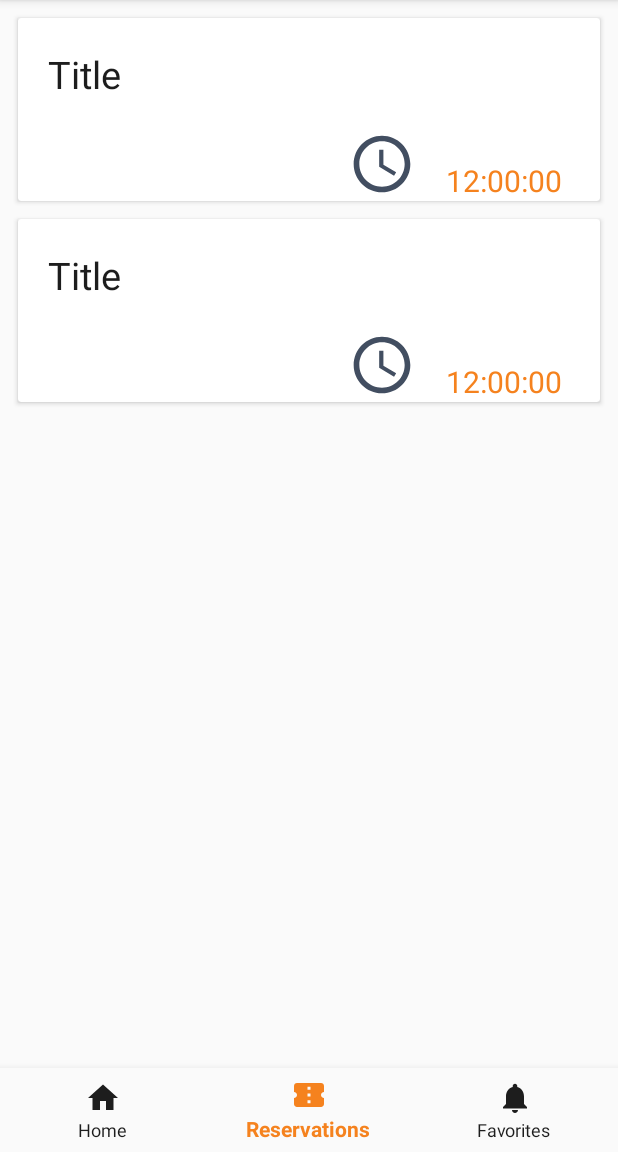
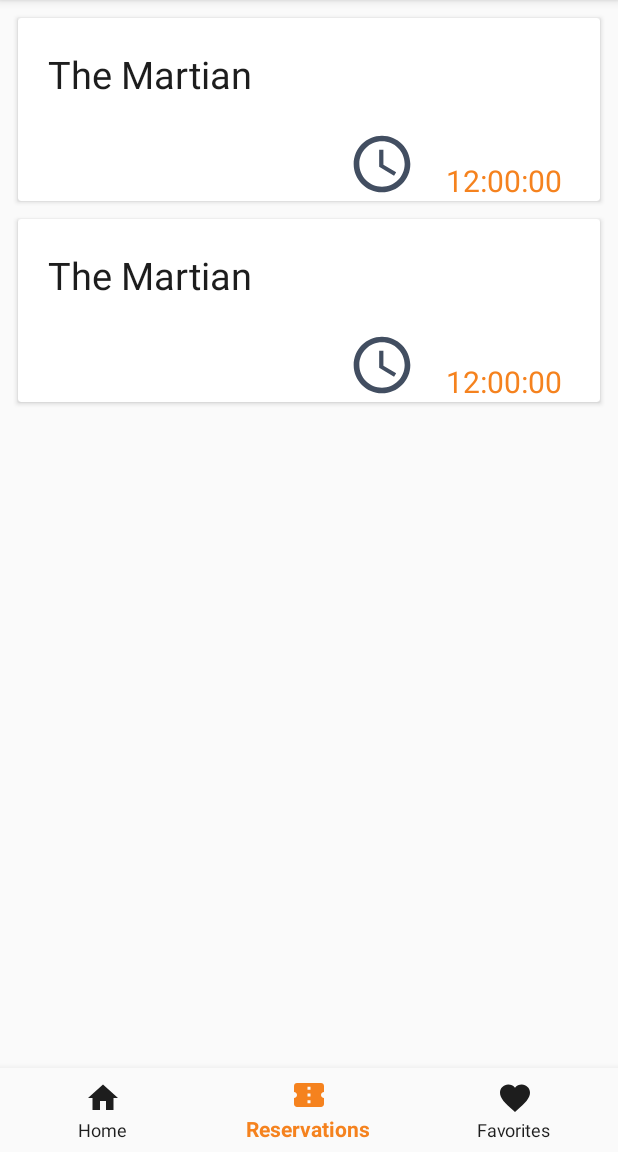
Before and after one commit to cherryDevBomb/CinemaApp, an Android app: the screen it shows after launch (MainActivity), item 2 of the bottom bar chosen, on a phone screen of 412 x 824 dp, the part 84-1236 px from its top. Run offline under Robolectric (Android 15) with nearby library versions, the phone set to English and light mode, and no system bars.

Commit message:
favorites icon in bottombar changed

```diff
--- a/app/src/main/java/com/example/cinemaapp/view/ReservationPage.java
+++ b/app/src/main/java/com/example/cinemaapp/view/ReservationPage.java
@@ -47,7 +47,7 @@
     private List<Reservation> testListReservation() {
 
 
-        Film film = new Film("The Martian", "Adventure", "An astronaut becomes stranded on Mars after his team assume him dead, and must rely on his ingenuity to find a way to signal to Earth that he is alive. ", 8.0, "martian");
+        Film film = new Film("The Martian", "Adventure", "An astronaut becomes stranded on Mars after his team assume him dead, and must rely on his ingenuity to find a way to signal to Earth that he is alive. ", 8.0, R.drawable.martian);
         Time time = new Time(12, 0, 0);
         List<Reservation> reservationList = Arrays.asList(new Reservation(film, time, "qrCode"), new Reservation(film, time, "qrCode"));
 
--- a/app/src/main/res/drawable/ic_favorite_black_24dp.xml
+++ b/app/src/main/res/drawable/ic_favorite_black_24dp.xml
@@ -1,5 +1,9 @@
-<vector android:height="35dp" android:tint="#E70000"
-    android:viewportHeight="24.0" android:viewportWidth="24.0"
-    android:width="35dp" xmlns:android="http://schemas.android.com/apk/res/android">
-    <path android:fillColor="#FF000000" android:pathData="M12,21.35l-1.45,-1.32C5.4,15.36 2,12.28 2,8.5 2,5.42 4.42,3 7.5,3c1.74,0 3.41,0.81 4.5,2.09C13.09,3.81 14.76,3 16.5,3 19.58,3 22,5.42 22,8.5c0,3.78 -3.4,6.86 -8.55,11.54L12,21.35z"/>
+<vector xmlns:android="http://schemas.android.com/apk/res/android"
+        android:width="24dp"
+        android:height="24dp"
+        android:viewportWidth="24.0"
+        android:viewportHeight="24.0">
+    <path
+        android:fillColor="#FF000000"
+        android:pathData="M12,21.35l-1.45,-1.32C5.4,15.36 2,12.28 2,8.5 2,5.42 4.42,3 7.5,3c1.74,0 3.41,0.81 4.5,2.09C13.09,3.81 14.76,3 16.5,3 19.58,3 22,5.42 22,8.5c0,3.78 -3.4,6.86 -8.55,11.54L12,21.35z"/>
 </vector>
--- /dev/null
+++ b/app/src/main/res/drawable/ic_favorite_red_35dp.xml
@@ -0,0 +1,5 @@
+<vector android:height="35dp" android:tint="#E70000"
+    android:viewportHeight="24.0" android:viewportWidth="24.0"
+    android:width="35dp" xmlns:android="http://schemas.android.com/apk/res/android">
+    <path android:fillColor="#FF000000" android:pathData="M12,21.35l-1.45,-1.32C5.4,15.36 2,12.28 2,8.5 2,5.42 4.42,3 7.5,3c1.74,0 3.41,0.81 4.5,2.09C13.09,3.81 14.76,3 16.5,3 19.58,3 22,5.42 22,8.5c0,3.78 -3.4,6.86 -8.55,11.54L12,21.35z"/>
+</vector>
--- a/app/src/main/res/layout/film_card.xml
+++ b/app/src/main/res/layout/film_card.xml
@@ -8,7 +8,6 @@
     android:layout_marginStart="8dp"
     android:layout_marginTop="8dp"
     android:layout_marginBottom="8dp"
-    android:background="@drawable/comment_selection"
     >
 
     <RelativeLayout
@@ -31,6 +30,8 @@
             android:layout_marginStart="16dp"
             android:layout_marginLeft="16dp"
             android:layout_marginTop="8dp"
+            android:layout_marginRight="16dp"
+            android:layout_marginEnd="16dp"
             android:ellipsize="end"
             android:maxLines="1"
             android:text="Title"
@@ -235,7 +236,7 @@
                 android:layout_marginTop="16dp"
                 android:background="@android:color/transparent"
                 android:text=""
-                android:drawableRight="@drawable/ic_favorite_border_black_24dp"
+                android:drawableRight="@drawable/ic_favorite_border_black_35dp"
                 />
 
         </RelativeLayout>
--- a/app/src/main/res/menu/navigation.xml
+++ b/app/src/main/res/menu/navigation.xml
@@ -13,7 +13,7 @@
 
     <item
         android:id="@+id/navigation_notifications"
-        android:icon="@drawable/ic_notifications_black_24dp"
+        android:icon="@drawable/ic_favorite_black_24dp"
         android:title="@string/title_favorites" />
 
 </menu>
```
Also changed, not shown: app/src/main/java/com/example/cinemaapp/model/FilmAdapter.java (+6 -4 lines), app/src/main/java/com/example/cinemaapp/view/HomeActivity.java (+0 -10 lines), app/src/main/res/drawable/comment_selection.xml (deleted, +0 -19 lines), app/src/main/res/drawable/ic_favorite_border_black_35dp.xml (renamed from app/src/main/res/drawable/ic_favorite_border_black_24dp.xml).
